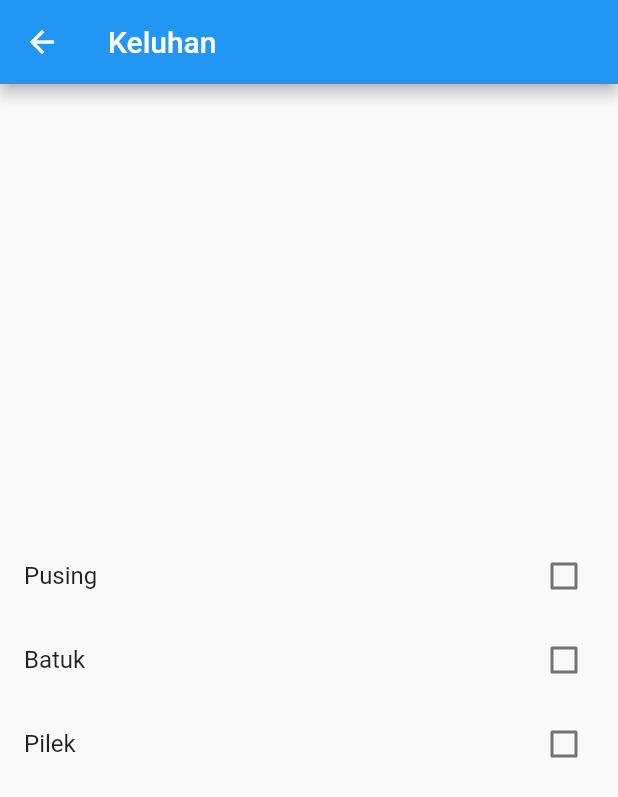
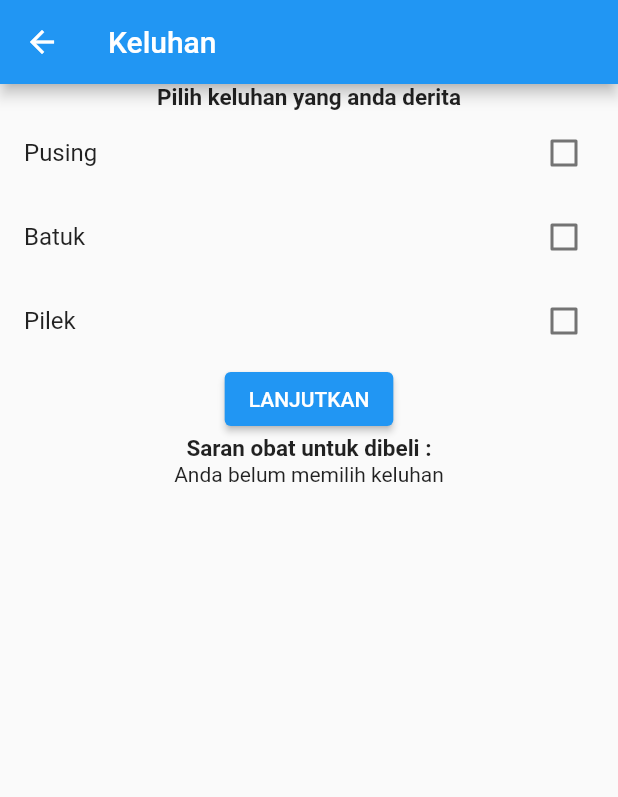
Before and after one commit to TegarDv/epotek, a Flutter app: the Keluhan screen opened by its route, on a phone screen of 412 x 824 dp. Shown: the top 797 px of the screen. Run offline on Flutter 3.47's test engine with Material 2 defaults, Android fonts, the light colour scheme and no system bars.

Commit message:
Fitur Kondisi menu keluhan

```diff
--- a/lib/keluhan.dart
+++ b/lib/keluhan.dart
@@ -1,28 +1,78 @@
 import 'package:flutter/material.dart';
-
-class Keluhan extends StatelessWidget {
+class Keluhan extends StatefulWidget {
+  @override
+  State<Keluhan> createState() => _KeluhanState();
+}
+class _KeluhanState extends State<Keluhan> {
   bool Checkbox1 = false;
-
+  bool Checkbox2 = false;
+  bool Checkbox3 = false;
   @override
   Widget build(BuildContext context) {
-    return new Scaffold(
-      appBar: AppBar(title: new Text('Keluhan'),),
-      body: new Center(
-        child: Column(
-          mainAxisAlignment: MainAxisAlignment.center,
-          children: <Widget>[
-            CheckboxListTile(
-              title: Text("Pusing"), value: Checkbox1, onChanged: (value) {}
+    return Scaffold(
+      appBar: AppBar(
+        title: Text('Keluhan'),
+      ),
+      body: Center(
+          child: Column(
+        mainAxisAlignment: MainAxisAlignment.start,
+        children: <Widget>[
+          const Text(
+              'Pilih keluhan yang anda derita',
+              textAlign: TextAlign.start,
+              style: TextStyle(
+                fontStyle: FontStyle.normal,
+                fontWeight: FontWeight.bold,
+                fontSize: 15.0,
+              ),
             ),
-            CheckboxListTile(
-              title: Text("Batuk"), value: Checkbox1, onChanged: (value) {}
+          CheckboxListTile(
+              title: const Text("Pusing"),
+              value: Checkbox1,
+              onChanged: (value) {
+                setState(() {
+                  Checkbox1 = value!;
+                });
+              }),
+          CheckboxListTile(
+              title: const Text("Batuk"),
+              value: Checkbox2,
+              onChanged: (value) {
+                setState(() {
+                  Checkbox2 = value!;
+                });
+              }),
+          CheckboxListTile(
+              title: const Text("Pilek"),
+              value: Checkbox3,
+              onChanged: (value) {
+                setState(() {
+                  Checkbox3 = value!;
+                });
+              }),
+          ElevatedButton(
+            onPressed: () {
+                Navigator.pushNamed(context, '/keluhan');
+            },
+            child: Text('LANJUTKAN'),
+          ),
+          const Text(
+              'Saran obat untuk dibeli :',
+              textAlign: TextAlign.start,
+              style: TextStyle(
+                fontStyle: FontStyle.normal,
+                fontWeight: FontWeight.bold,
+                fontSize: 15.0,
+              ),
             ),
-            CheckboxListTile(
-              title: Text("Pilek"), value: Checkbox1, onChanged: (value) {}
+            Container(
+                child: false? //first check if loading is true or false
+                        CircularProgressIndicator(): //show progress on loading = true
+                            Checkbox1?Text("Saran obat pusing = PoldanMIG"): //when loading = false, and then check error is true or false
+                              Text("Anda belum memilih keluhan"), //if loading = false and error = false, then show this text
             )
-          ],
-        )
-      ),
+        ],
+      )),
     );
   }
 }
```
